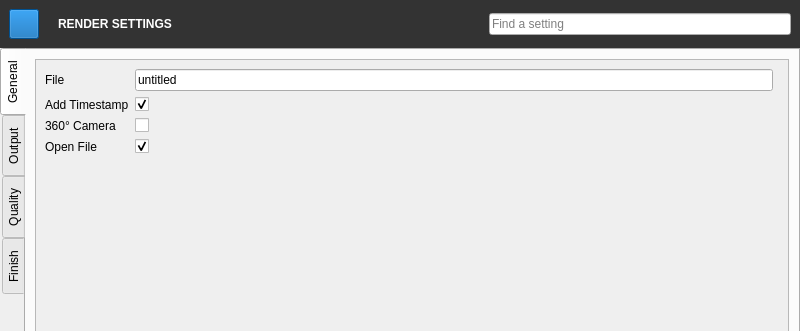
Qt form QChromosome/rendersettings.ui (Michalaq/ChromosomeVisualizer) before a commit; both pictures show x 0 to 800 and y 0 to 331 of the 800 by 600 pixel window.
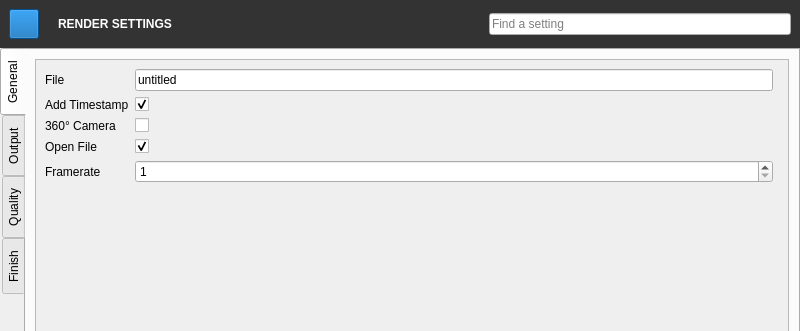
The same form after that commit. Icons and pictures are not drawn. Custom widgets are drawn as their Qt base class.

Commit message: Added framerate independend of FPS

Patch:
```diff
--- a/QChromosome/rendersettings.ui
+++ b/QChromosome/rendersettings.ui
@@ -408,7 +408,7 @@
            </rect>
           </property>
           <layout class="QGridLayout" name="gridLayout_4">
-           <item row="4" column="0" colspan="3">
+           <item row="6" column="0" colspan="3">
             <spacer name="verticalSpacer_2">
              <property name="orientation">
               <enum>Qt::Vertical</enum>
@@ -483,6 +483,23 @@
              </property>
             </widget>
            </item>
+           <item row="5" column="0">
+            <widget class="QLabel" name="label_26">
+             <property name="text">
+              <string>Framerate</string>
+             </property>
+            </widget>
+           </item>
+           <item row="5" column="1">
+            <widget class="QSpinBox" name="spinBox">
+             <property name="minimum">
+              <number>1</number>
+             </property>
+             <property name="maximum">
+              <number>50</number>
+             </property>
+            </widget>
+           </item>
           </layout>
          </widget>
         </widget>
```
Left out of the diff: 52 changed lines with no effect on the pictures. The commit also changes 3 other files.
